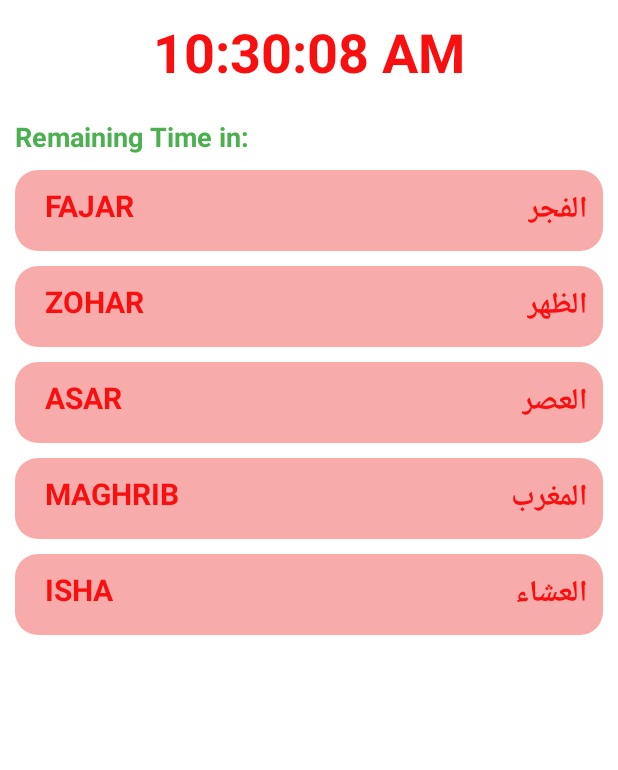
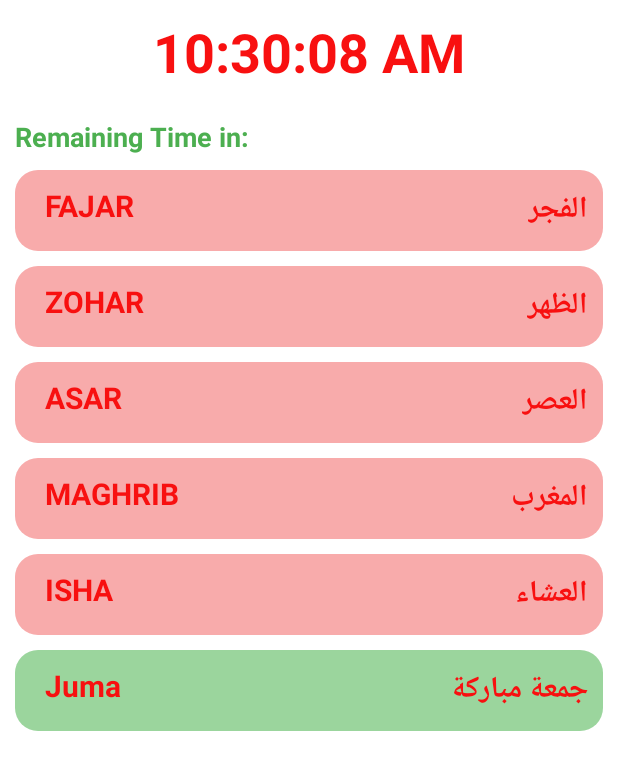
Before and after one commit to zeeshantaj/Namaz_Time, an Android app: the screen it shows after launch (MainActivity), on a phone screen of 412 x 824 dp. Shown: the top 770 px of the screen. Run offline under Robolectric (Android 15) with nearby library versions, the phone set to English and light mode, and no system bars.

Commit message:
Namaz_Time_First1 Commit

```diff
--- a/app/src/main/res/layout/activity_main.xml
+++ b/app/src/main/res/layout/activity_main.xml
@@ -263,6 +263,54 @@
             android:textSize="20sp"/>
     </LinearLayout>
 
+    <LinearLayout
+        android:id="@+id/jumaLayout"
+        android:layout_width="match_parent"
+        android:layout_height="wrap_content"
+        android:layout_margin="10dp"
+        android:background="@drawable/layout_bg"
+        android:backgroundTint="@color/lightGreen"
+        android:foreground="?android:attr/selectableItemBackground"
+        android:orientation="horizontal"
+        android:padding="10dp"
+        android:weightSum="2"
+        app:layout_constraintEnd_toEndOf="parent"
+        app:layout_constraintStart_toStartOf="parent"
+        app:layout_constraintTop_toBottomOf="@+id/ishaLayout">
+
+        <TextView
+            android:id="@+id/textView9"
+            android:layout_width="wrap_content"
+            android:layout_height="wrap_content"
+            android:layout_marginStart="10dp"
+            android:layout_weight="1"
+            android:text="Juma"
+            android:textColor="@color/red"
+            android:textSize="20sp"
+            android:textStyle="bold" />
+
+        <TextView
+            android:id="@+id/jumaTime"
+            android:layout_width="wrap_content"
+            android:layout_height="wrap_content"
+            android:layout_weight="1"
+            android:textColor="@color/red"
+            android:textSize="20sp"
+            android:textStyle="bold" />
+
+        <TextView
+            android:layout_width="wrap_content"
+            android:layout_height="wrap_content"
+            android:layout_weight="1"
+            android:gravity="end"
+            android:layoutDirection="rtl"
+            android:text="@string/jumaArabic"
+            android:textAlignment="textEnd"
+            android:textColor="@color/red"
+            android:textSize="20sp"
+            android:textStyle="bold" />
+    </LinearLayout>
+
 
     <TextView
         android:id="@+id/textView"
@@ -306,4 +354,5 @@
 
 
 
+
 </androidx.constraintlayout.widget.ConstraintLayout>
--- a/app/src/main/res/values/strings.xml
+++ b/app/src/main/res/values/strings.xml
@@ -10,5 +10,6 @@
     <string name="maghribArabic">المغرب</string>
     <string name="isha">ISHA</string>
     <string name="ishaArabic">العشاء</string>
+    <string name="jumaArabic">جمعة مباركة</string>
     <string name="remaining_time_in">Remaining Time in:</string>
 </resources>
```
